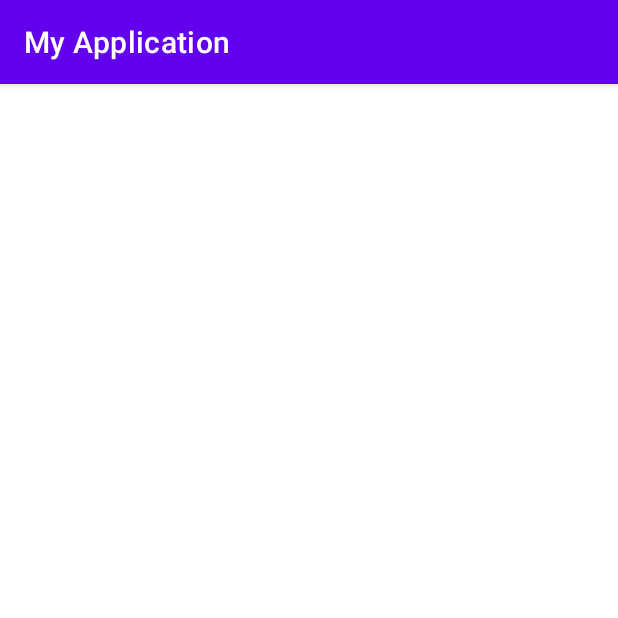
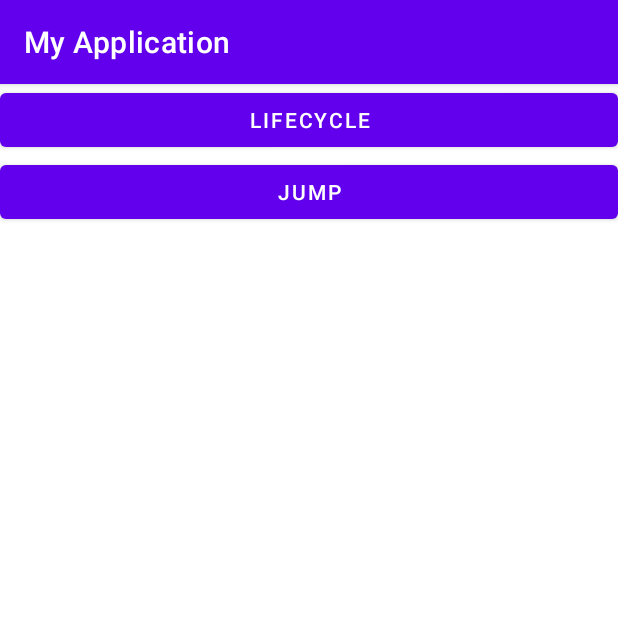
Before and after one commit to xiuyi007/Android_learning, an Android app: the screen it shows after launch (LifeCycleActivity before the commit, LearningActivity after it), after a tap on "SOMETHING U SHOULD KNOW", on a phone screen of 412 x 824 dp, the top half of it. Run offline under Robolectric (Android 15) with nearby library versions, the phone set to English and light mode, and no system bars.

Commit message:
update total layout and add the jump

```diff
--- /dev/null
+++ b/app/src/main/java/com/li/myapplication/LearningActivity.java
@@ -0,0 +1,42 @@
+package com.li.myapplication;
+
+import androidx.appcompat.app.AppCompatActivity;
+
+import android.content.Intent;
+import android.os.Bundle;
+import android.view.View;
+import android.widget.Button;
+
+import com.li.myapplication.jump.AActivity;
+
+public class LearningActivity extends AppCompatActivity {
+    private Button mBtnLife;
+    private Button mBtnJump;
+    @Override
+    protected void onCreate(Bundle savedInstanceState) {
+        super.onCreate(savedInstanceState);
+        setContentView(R.layout.activity_learning);
+        mBtnLife = findViewById(R.id.btn_lifecycle);
+        mBtnJump = findViewById(R.id.btn_jump);
+        mBtnLife.setOnClickListener(new ClickListener());
+        mBtnJump.setOnClickListener(new ClickListener());
+    }
+
+    class ClickListener implements View.OnClickListener {
+
+        @Override
+        public void onClick(View v) {
+            Intent intent = null;
+            switch (v.getId())
+            {
+                case R.id.btn_lifecycle:
+                    intent = new Intent(LearningActivity.this, LifeCycleActivity.class);
+                    break;
+                case R.id.btn_jump:
+                    intent = new Intent(LearningActivity.this, AActivity.class);
+                    break;
+            }
+            startActivity(intent);
+        }
+    }
+}
--- a/app/src/main/java/com/li/myapplication/MainActivity.java
+++ b/app/src/main/java/com/li/myapplication/MainActivity.java
@@ -31,7 +31,7 @@ public class MainActivity extends AppCompatActivity {
                     intent = new Intent(getApplicationContext(), UIActivity.class);
                     break;
                 case R.id.btn_learn:
-                    intent = new Intent(getApplicationContext(), LifeCycleActivity.class);
+                    intent = new Intent(getApplicationContext(), LearningActivity.class);
                     break;
             }
             startActivity(intent);
--- /dev/null
+++ b/app/src/main/res/layout/activity_learning.xml
@@ -0,0 +1,21 @@
+<?xml version="1.0" encoding="utf-8"?>
+<LinearLayout xmlns:android="http://schemas.android.com/apk/res/android"
+    xmlns:app="http://schemas.android.com/apk/res-auto"
+    xmlns:tools="http://schemas.android.com/tools"
+    android:layout_width="match_parent"
+    android:layout_height="match_parent"
+    tools:context=".LearningActivity"
+    android:orientation="vertical">
+
+    <Button
+        android:layout_width="match_parent"
+        android:layout_height="wrap_content"
+        android:id="@+id/btn_lifecycle"
+        android:text="LIFECYCLE" />
+    <Button
+        android:layout_width="match_parent"
+        android:layout_height="wrap_content"
+        android:id="@+id/btn_jump"
+        android:text="JUMP" />
+
+</LinearLayout>
```
Also changed, not shown: app/src/main/AndroidManifest.xml (+44 -22 lines), app/src/main/java/com/li/myapplication/jump/AActivity.java (added, +81 -0 lines), app/src/main/java/com/li/myapplication/jump/BActivity.java (added, +43 -0 lines), app/src/main/res/layout/layout_a.xml (added, +12 -0 lines), app/src/main/res/layout/layout_b.xml (added, +21 -0 lines).
